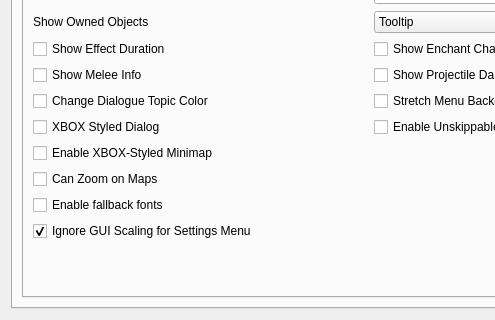
Qt form apps/launcher/ui/settingspage.ui (zander2k1/groovy-openmw) before a commit; both pictures show x 0 to 495 and y 183 to 503 of the 741 by 503 pixel window.
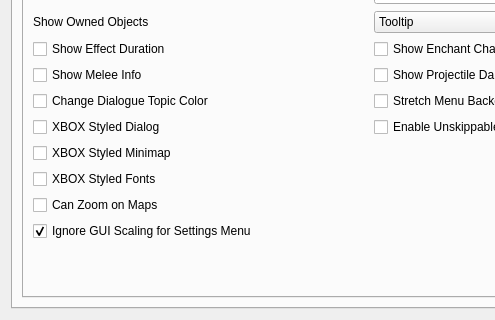
The same form after that commit. The open tabs and pages were chosen to show the change.

Commit message: OpenMW-XBOX: Added an optional setting, "XBOX Style Fonts", this will cause the game to use the Montserrat font family.

Diff of the .ui file:
```diff
--- a/apps/launcher/ui/settingspage.ui
+++ b/apps/launcher/ui/settingspage.ui
@@ -1423,16 +1423,6 @@
              </widget>
             </item>
             <item row="12" column="0">
-             <widget class="QCheckBox" name="enableFallbackFontsCheckBox">
-              <property name="toolTip">
-               <string>Use fallback font settings from openmw.cfg (Fonts_Font_0/Fonts_Font_1).</string>
-              </property>
-              <property name="text">
-               <string>Enable fallback fonts</string>
-              </property>
-             </widget>
-            </item>
-            <item row="13" column="0">
              <widget class="QCheckBox" name="settingsWindowIgnoreScalingCheckBox">
               <property name="toolTip">
                <string>Keep the in-game settings window at normal size regardless of GUI scaling.</string>
@@ -1458,11 +1448,21 @@
                 <string>Move HUD minimap and active effects to the top-left in an Xbox-style layout.</string>
                </property>
                <property name="text">
-                <string>Enable XBOX-Styled Minimap</string>
+               <string>XBOX Styled Minimap</string>
                </property>
               </widget>
              </item>
              <item row="10" column="0">
+              <widget class="QCheckBox" name="xboxStyledFontsCheckBox">
+               <property name="toolTip">
+                <string>Use Montserrat fonts for Xbox-style UI. Disable to use MysticCards.</string>
+               </property>
+               <property name="text">
+                <string>XBOX Styled Fonts</string>
+               </property>
+              </widget>
+             </item>
+             <item row="11" column="0">
               <widget class="QCheckBox" name="useZoomOnMapCheckBox">
                <property name="toolTip">
                 <string>&lt;html&gt;&lt;head/&gt;&lt;body&gt;&lt;p&gt;Enable zooming on local and global maps.&lt;/p&gt;&lt;/body&gt;&lt;/html&gt;</string>
```
The commit also changes 11 other files.
